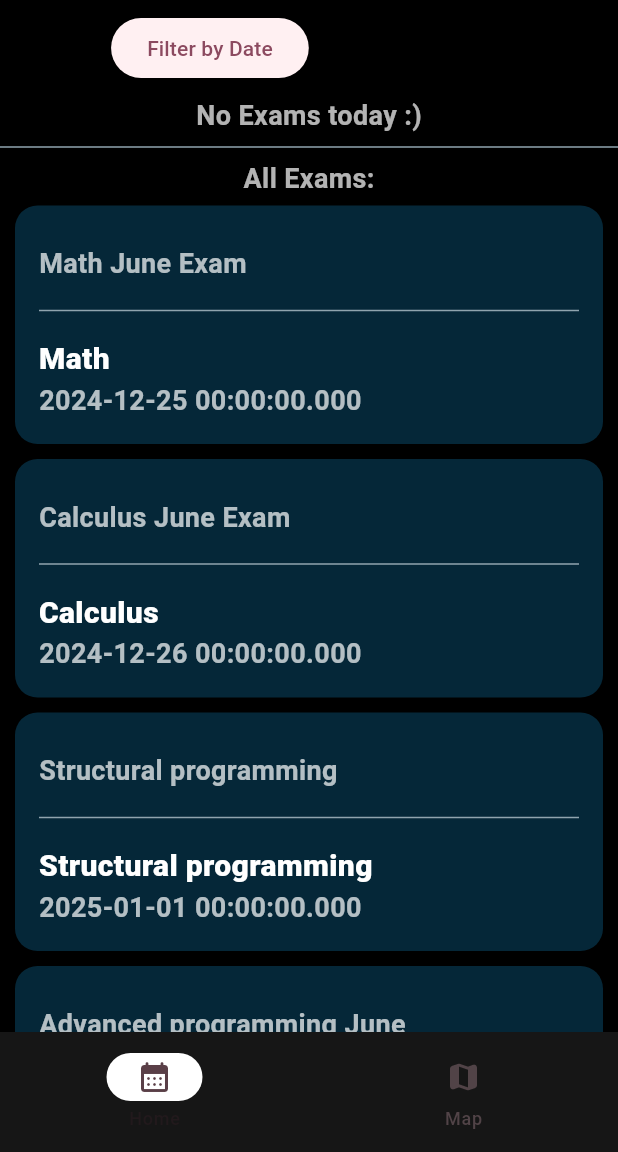
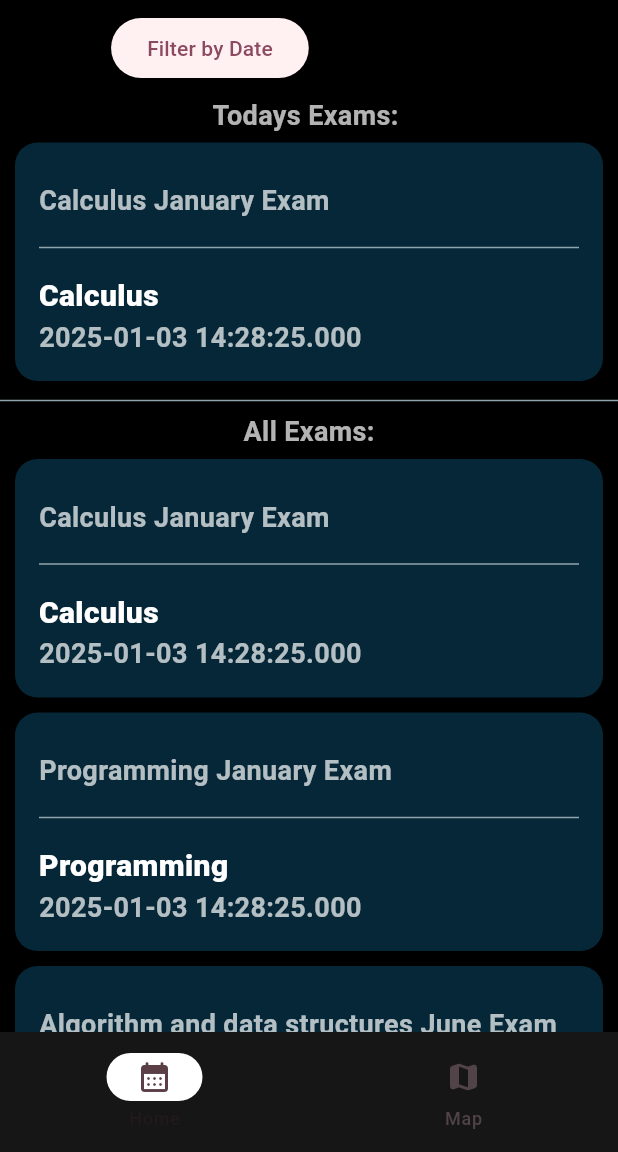
Before and after one commit to jakupemini5/MobilniInformaciskiSistemi, a Flutter app: the screen it shows after launch, on a phone screen of 412 x 824 dp, the part 84-1236 px from its top. Run offline on Flutter 3.47's test engine with Material 3 defaults, Android fonts, the phone set to English and light mode, and no system bars; our stand-ins replace geolocator, google_maps_flutter.

Commit message:
made exams list into asset and added users location

```diff
--- /dev/null
+++ b/Lab4/student_calendar/assets/examsList.json
@@ -0,0 +1,42 @@
+[
+    {
+        "id": 1,
+        "name": "Calculus January Exam",
+        "examName": "Calculus",
+        "date": "2025-01-03T14:28:25Z",
+        "latitude": 42.0045,
+        "longitude": 21.4087
+    },
+    {
+        "id": 2,
+        "name": "Programming January Exam",
+        "examName": "Programming",
+        "date": "2025-01-03T14:28:25Z",
+        "latitude": 42.0030,
+        "longitude": 21.4075
+    },
+    {
+        "id": 3,
+        "name": "Algorithm and data structures June Exam",
+        "examName": "Algorithm and data structures",
+        "date": "2025-06-02T14:28:25Z",
+        "latitude": 42.0050,
+        "longitude": 21.4080
+    },
+    {
+        "id": 4,
+        "name": "OS June Exam",
+        "examName": "Operating Systems",
+        "date": "2025-06-03T14:28:25Z",
+        "latitude": 42.0040,
+        "longitude": 21.4040
+    },
+    {
+        "id": 3,
+        "name": "MIS Exam on January",
+        "examName": "Mobile and information systems",
+        "date": "2025-01-03T14:28:25Z",
+        "latitude": 42.0030,
+        "longitude": 21.4000
+    }
+]
--- a/Lab4/student_calendar/lib/main.dart
+++ b/Lab4/student_calendar/lib/main.dart
@@ -1,5 +1,4 @@
 import 'package:flutter/material.dart';
-import 'package:student_calendar/screens/google_map_screen.dart';
 import 'package:student_calendar/screens/home_screen.dart';
 
 void main() {
--- a/Lab4/student_calendar/lib/models/ExamModel.dart
+++ b/Lab4/student_calendar/lib/models/ExamModel.dart
@@ -2,23 +2,36 @@ class ExamModel {
   String? name;
   String? examName;
   DateTime? date;
+  double? longitude;
+  double? latitude;
   int? id;
 
-  ExamModel({this.name, this.examName, this.date, this.id});
+  ExamModel({
+    this.name,
+    this.examName,
+    this.date,
+    this.id,
+    this.longitude,
+    this.latitude,
+  });
 
   ExamModel.fromJson(Map<String, dynamic> json) {
     name = json['name'];
     examName = json['examName'];
-    date = json['date'];
+    date = json['date'] != null ? DateTime.parse(json['date']) : null;
     id = json['id'];
+    longitude = json['longitude'];
+    latitude = json['latitude'];
   }
 
   Map<String, dynamic> toJson() {
     final Map<String, dynamic> data = <String, dynamic>{};
     data['name'] = name;
     data['examName'] = examName;
-    data['date'] = date;
+    data['date'] = date?.toIso8601String(); // Convert DateTime to ISO 8601 string
     data['id'] = id;
+    data['longitude'] = longitude;
+    data['latitude'] = latitude;
     return data;
   }
 }
--- a/Lab4/student_calendar/lib/screens/home_screen.dart
+++ b/Lab4/student_calendar/lib/screens/home_screen.dart
@@ -3,30 +3,9 @@ import 'package:student_calendar/models/ExamModel.dart';
 import 'package:student_calendar/screens/google_map_screen.dart';
 import 'package:student_calendar/widgets/exam_card.dart';
 import 'package:student_calendar/widgets/my_app_bar.dart';
+import 'package:flutter/services.dart';
+import 'dart:convert';
 
-var exams = [
-  ExamModel(
-      name: "Math June Exam",
-      examName: "Math",
-      date: DateTime.utc(2024, 12, 25),
-      id: 1),
-  ExamModel(
-      name: "Calculus June Exam",
-      examName: "Calculus",
-      date: DateTime.utc(2024, 12, 26)),
-  ExamModel(
-      name: "Structural programming",
-      examName: "Structural programming",
-      date: DateTime.utc(2025, 1, 1)),
-  ExamModel(
-      name: "Advanced programming June",
-      examName: "Advanced programming",
-      date: DateTime.utc(2024, 12, 27)),
-  ExamModel(
-      name: "Advanced web programming January",
-      examName: "Advanced web programming January",
-      date: DateTime.utc(2024, 12, 27))
-];
 
 class HomeScreen extends StatefulWidget {
   HomeScreen({super.key, required this.title});
@@ -40,13 +19,15 @@ class HomeScreen extends StatefulWidget {
 class _HomeScreenState extends State<HomeScreen> {
   int currentPageIndex = 0;
   DateTime? selectedDate;
-  List<ExamModel> filteredExams = exams;
-  ExamModel? todaysExam = exams
-      .where((exam) =>
-          exam.date!.year == DateTime.now().year &&
-          exam.date!.month == DateTime.now().month &&
-          exam.date!.day == DateTime.now().day)
-      .firstOrNull;
+  List<ExamModel> exams = [];
+  List<ExamModel> filteredExams = [];
+  ExamModel? todaysExam;
+
+  @override
+  void initState() {
+    super.initState();
+    _loadExamItems();
+  }
 
   void _onItemTapped(int index) {
     setState(() {
@@ -80,6 +61,23 @@ class _HomeScreenState extends State<HomeScreen> {
     setState(() {
       selectedDate = null;
       filteredExams = exams;
+    });
+  }
+
+  Future<void> _loadExamItems() async {
+    // Load the JSON file
+    final String response = await rootBundle.loadString('assets/examsList.json');
+    final List<dynamic> rawData = json.decode(response);
+    final List<ExamModel> data = rawData.map((item) => ExamModel.fromJson(item)).toList();
+
+    setState(() {
+      filteredExams = data;
+      todaysExam = filteredExams
+      .where((exam) =>
+          exam.date!.year == DateTime.now().year &&
+          exam.date!.month == DateTime.now().month &&
+          exam.date!.day == DateTime.now().day)
+      .firstOrNull;
     });
   }
 
--- a/Lab4/student_calendar/pubspec.yaml
+++ b/Lab4/student_calendar/pubspec.yaml
@@ -65,9 +65,8 @@ flutter:
   uses-material-design: true
 
   # To add assets to your application, add an assets section, like this:
-  # assets:
-  #   - images/a_dot_burr.jpeg
-  #   - images/a_dot_ham.jpeg
+  assets:
+     - assets/examsList.json
 
   # An image asset can refer to one or more resolution-specific "variants", see
   # https://flutter.dev/to/resolution-aware-images
```
Also changed, not shown: Lab4/student_calendar/lib/screens/google_map_screen.dart (+64 -23 lines).
